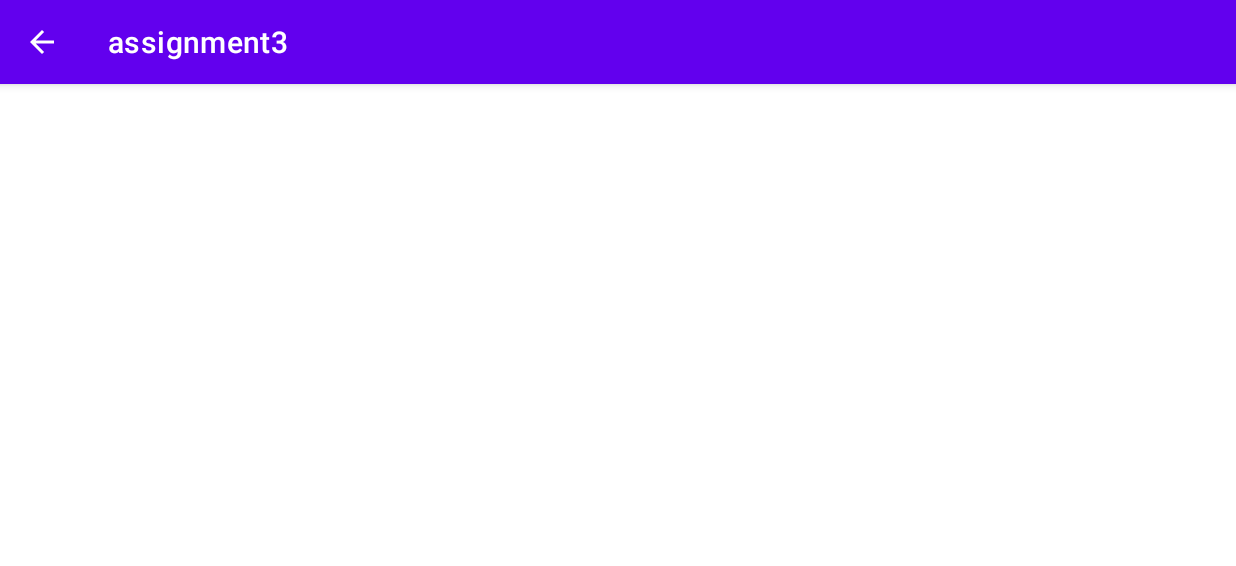
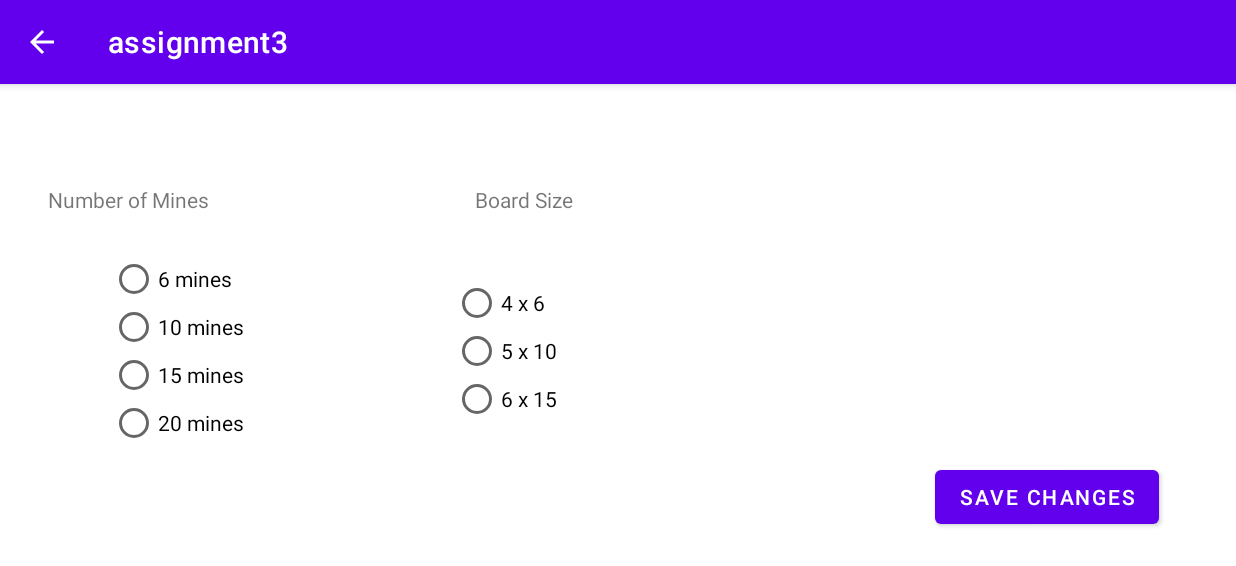
Before and after one commit to FraserW123/PumpkinBash, an Android app: the OptionsScreen screen opened directly, with no data from a screen before it, on a phone screen of 824 x 412 dp (held sideways). Shown: the top 566 px of the screen. Run offline under Robolectric (Android 15) with nearby library versions, the phone set to English and light mode, and no system bars.

Commit message:
Setting up options screen

```diff
--- a/app/src/main/java/com/example/assignment3/OptionsScreen.java
+++ b/app/src/main/java/com/example/assignment3/OptionsScreen.java
@@ -5,6 +5,11 @@ import androidx.appcompat.app.AppCompatActivity;
 import android.content.Context;
 import android.content.Intent;
 import android.os.Bundle;
+import android.view.View;
+import android.widget.Button;
+import android.widget.RadioButton;
+import android.widget.RadioGroup;
+import android.widget.Toast;
 
 public class OptionsScreen extends AppCompatActivity {
 
@@ -12,6 +17,80 @@ public class OptionsScreen extends AppCompatActivity {
     protected void onCreate(Bundle savedInstanceState) {
         super.onCreate(savedInstanceState);
         setContentView(R.layout.options_screen);
+
+        createMinesRadioButtons();
+        createBoardSizeRadioButtons();
+        setSaveChanges();
+    }
+
+    private void createBoardSizeRadioButtons() {
+        RadioGroup group = findViewById(R.id.radio_board_size);
+        String [] boardOptions = getResources().getStringArray(R.array.board_size_options);
+
+        //create buttons
+        for(int i = 0; i<boardOptions.length; i++){
+            String  boardSize = boardOptions[i];
+
+            RadioButton button = new RadioButton(this);
+            button.setText(boardSize);
+
+            //TODO: Set on click callbacks
+            button.setOnClickListener(v -> Toast
+                    .makeText(OptionsScreen.this, "Board will be "+boardSize, Toast.LENGTH_SHORT)
+                    .show());
+
+            //Add to radio group
+            group.addView(button);
+        }
+    }
+
+    private void setSaveChanges() {
+        Button btn = findViewById(R.id.find_selected);
+        btn.setOnClickListener(v -> {
+            RadioGroup group_Mines = findViewById(R.id.radio_group_mines);
+            int idOfSelectedMines = group_Mines.getCheckedRadioButtonId();
+            RadioButton mineSelection = findViewById(idOfSelectedMines);
+
+
+            RadioGroup group_board_size = findViewById(R.id.radio_board_size);
+            int idOfSelectedBoardSize = group_board_size.getCheckedRadioButtonId();
+            RadioButton boardSelection = findViewById(idOfSelectedBoardSize);
+
+            if(mineSelection.getText() != null){
+                String message = mineSelection.getText().toString();
+                String message2 = boardSelection.getText().toString();
+                Toast.makeText(OptionsScreen.this, "Adding game configuration: " + message +
+                        " Board size: " + message2,
+                        Toast.LENGTH_SHORT).show();
+            }
+            else{
+                Toast.makeText(OptionsScreen.this, "No option have been selected",
+                        Toast.LENGTH_SHORT).show();
+
+            }
+
+        });
+    }
+
+    private void createMinesRadioButtons() {
+        RadioGroup group = findViewById(R.id.radio_group_mines);
+        int [] num_mines = getResources().getIntArray(R.array.number_of_mines);
+
+        //create buttons
+        for(int i = 0; i<num_mines.length; i++){
+            int numMine = num_mines[i];
+
+            RadioButton button = new RadioButton(this);
+            button.setText(getString(R.string.mines, numMine));
+
+            //TODO: Set on click callbacks
+            button.setOnClickListener(v -> Toast
+                    .makeText(OptionsScreen.this, "You selected "+numMine, Toast.LENGTH_SHORT)
+                    .show());
+
+            //Add to radio group
+            group.addView(button);
+        }
     }
 
     public static Intent makeIntent(Context context){
--- a/app/src/main/res/layout/options_screen.xml
+++ b/app/src/main/res/layout/options_screen.xml
@@ -6,4 +6,62 @@
     android:layout_height="match_parent"
     tools:context=".OptionsScreen">
 
+    <RadioGroup
+        android:id="@+id/radio_group_mines"
+        android:layout_width="wrap_content"
+        android:layout_height="wrap_content"
+        app:layout_constraintBottom_toBottomOf="parent"
+        app:layout_constraintEnd_toEndOf="parent"
+        app:layout_constraintHorizontal_bias="0.1"
+        app:layout_constraintStart_toStartOf="parent"
+        app:layout_constraintTop_toTopOf="parent"
+        app:layout_constraintVertical_bias="0.5" />
+
+    <Button
+        android:id="@+id/find_selected"
+        android:layout_width="wrap_content"
+        android:layout_height="wrap_content"
+        android:text="@string/save_changes"
+        app:layout_constraintBottom_toBottomOf="parent"
+        app:layout_constraintEnd_toEndOf="parent"
+        app:layout_constraintHorizontal_bias="0.924"
+        app:layout_constraintStart_toStartOf="parent"
+        app:layout_constraintTop_toTopOf="parent"
+        app:layout_constraintVertical_bias="0.817" />
+
+    <RadioGroup
+        android:id="@+id/radio_board_size"
+        android:layout_width="wrap_content"
+        android:layout_height="wrap_content"
+        app:layout_constraintBottom_toBottomOf="parent"
+        app:layout_constraintEnd_toEndOf="parent"
+        app:layout_constraintHorizontal_bias="0.4"
+        app:layout_constraintStart_toStartOf="parent"
+        app:layout_constraintTop_toTopOf="parent"
+        app:layout_constraintVertical_bias="0.5" />
+
+    <TextView
+        android:id="@+id/titleMines"
+        android:layout_width="wrap_content"
+        android:layout_height="wrap_content"
+        android:text="@string/number_of_mines"
+        app:layout_constraintBottom_toBottomOf="parent"
+        app:layout_constraintEnd_toEndOf="parent"
+        app:layout_constraintHorizontal_bias="0.045"
+        app:layout_constraintStart_toStartOf="parent"
+        app:layout_constraintTop_toTopOf="parent"
+        app:layout_constraintVertical_bias="0.2" />
+
+    <TextView
+        android:id="@+id/titleBoardSize"
+        android:layout_width="wrap_content"
+        android:layout_height="wrap_content"
+        android:text="@string/BoardSize"
+        app:layout_constraintBottom_toBottomOf="parent"
+        app:layout_constraintEnd_toEndOf="parent"
+        app:layout_constraintHorizontal_bias="0.417"
+        app:layout_constraintStart_toStartOf="parent"
+        app:layout_constraintTop_toTopOf="parent"
+        app:layout_constraintVertical_bias="0.2" />
+
 </androidx.constraintlayout.widget.ConstraintLayout>
--- /dev/null
+++ b/app/src/main/res/values/board_size_values.xml
@@ -0,0 +1,9 @@
+<?xml version="1.0" encoding="utf-8"?>
+<resources>
+    <string-array name="board_size_options">
+        <item>"4 x 6"</item>
+        <item>"5 x 10"</item>
+        <item>"6 x 15"</item>
+    </string-array>
+
+</resources>
--- /dev/null
+++ b/app/src/main/res/values/num_mines.xml
@@ -0,0 +1,9 @@
+<?xml version="1.0" encoding="utf-8"?>
+<resources>
+    <integer-array name="number_of_mines">
+        <item>6</item>
+        <item>10</item>
+        <item>15</item>
+        <item>20</item>
+    </integer-array>
+</resources>
--- a/app/src/main/res/values/strings.xml
+++ b/app/src/main/res/values/strings.xml
@@ -1,3 +1,7 @@
 <resources>
     <string name="app_name">assignment3</string>
+    <string name="mines">%1$d mines</string>
+    <string name="save_changes">Save Changes</string>
+    <string name="number_of_mines">Number of Mines</string>
+    <string name="BoardSize">Board Size</string>
 </resources>
```
Also changed, not shown: app/src/main/java/com/example/assignment3/model/Game.java (added, +166 -0 lines).
